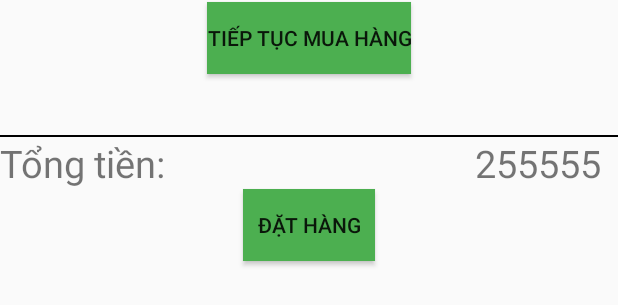
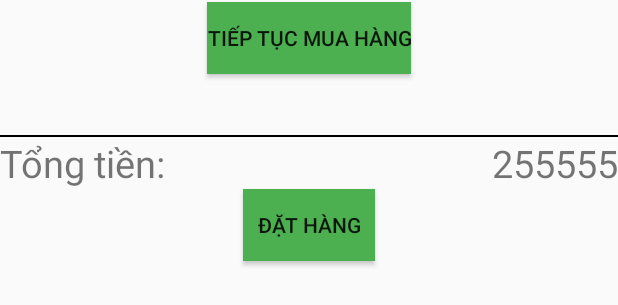
Before and after one commit to phuunguyen/ClientUser, an Android app: the layout activity_gio_hang.xml on its own in the app's theme, with its tools: preview values and no code run, on a phone screen of 412 x 824 dp. Shown: the part 907-1212 px from the top of the screen. Run offline under Robolectric (Android 15) with nearby library versions, the phone set to English and light mode, and no system bars.

Commit message:
Tính tổng tiền của giỏ hàng

```diff
--- a/app/src/main/java/com/example/clientuser/ListDoUongActivity.java
+++ b/app/src/main/java/com/example/clientuser/ListDoUongActivity.java
@@ -71,8 +71,7 @@ public class ListDoUongActivity extends AppCompatActivity {
         btnBack.setOnClickListener(new View.OnClickListener() {
             @Override
             public void onClick(View view) {
-                Intent intent = new Intent(getApplication(), ListCuaHangActivity.class);
-                startActivity(intent);
+                onBackPressed();
             }
         });
 
--- a/app/src/main/res/layout/activity_gio_hang.xml
+++ b/app/src/main/res/layout/activity_gio_hang.xml
@@ -35,7 +35,8 @@
         <ListView
             android:id="@+id/lvCart"
             android:layout_width="match_parent"
-            android:layout_height="match_parent">
+            android:layout_height="match_parent"
+            android:focusable="false">
 
         </ListView>
     </LinearLayout>
@@ -69,19 +70,22 @@
         <LinearLayout
             android:layout_width="match_parent"
             android:layout_height="wrap_content"
-            android:orientation="horizontal">
+            android:orientation="horizontal"
+            android:weightSum="2">
 
             <TextView
-                android:layout_width="wrap_content"
+                android:layout_width="0dp"
                 android:layout_height="wrap_content"
+                android:layout_weight="1"
                 android:text="Tổng tiền: "
                 android:textSize="25sp" />
 
             <TextView
                 android:id="@+id/totalPrice"
-                android:layout_width="wrap_content"
+                android:layout_width="0dp"
                 android:layout_height="wrap_content"
-                android:paddingLeft="200dp"
+                android:layout_weight="1"
+                android:gravity="right"
                 android:text="255555"
                 android:textSize="25sp" />
 
```
Also changed, not shown: app/src/main/java/com/example/clientuser/GioHangActivity.java (+23 -10 lines), app/src/main/java/com/example/clientuser/adapter/CartAdapter.java (+11 -9 lines), app/src/main/java/com/example/clientuser/adapter/DoUongAdapter.java (+4 -4 lines), app/src/main/java/com/example/clientuser/model/Cart.java (+4 -4 lines), app/src/main/res/layout/listview_giohang.xml (+6 -4 lines).
